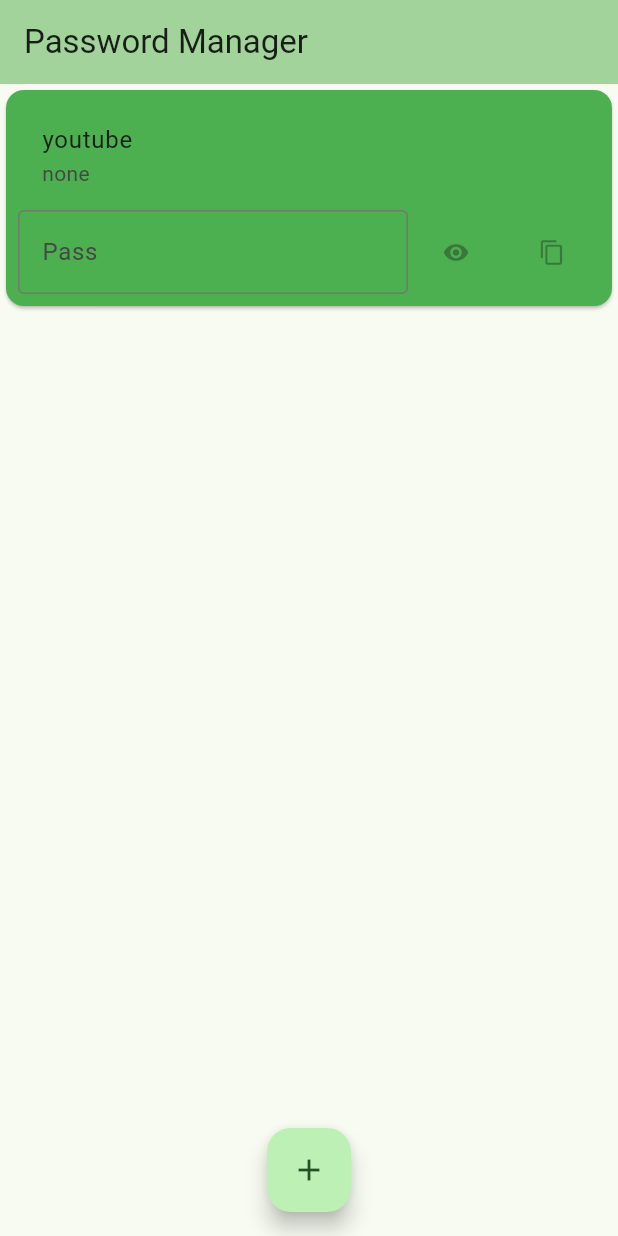
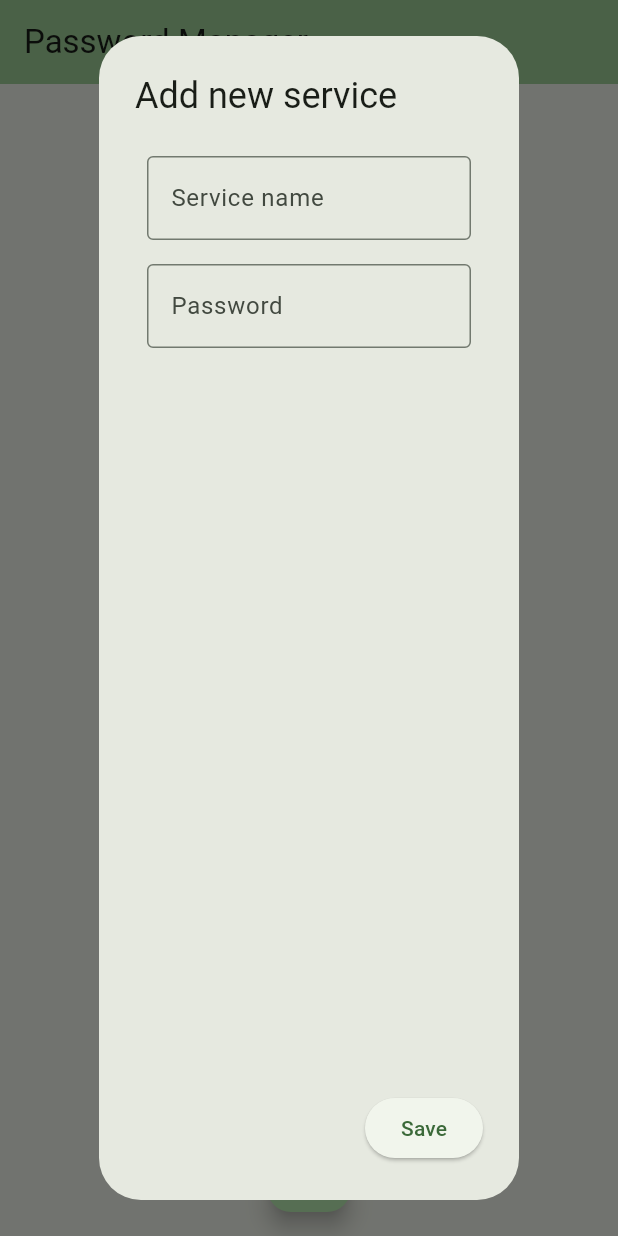
Before and after one commit to Peterkov06/my_password_manager, a Flutter app: the screen it shows after launch, after a tap on the "add" icon, on a phone screen of 412 x 824 dp. Run offline on Flutter 3.47's test engine with Material 2 defaults, Android fonts, the phone set to English and light mode, and no system bars; our stand-ins replace flutter_slidable.

Commit message:
UI for new service and adding new card

```diff
--- a/lib/main.dart
+++ b/lib/main.dart
@@ -1,4 +1,5 @@
 import 'package:flutter/material.dart';
+import 'package:flutter_slidable/flutter_slidable.dart';
 import 'ServiceCard.dart';
 
 void main() {
@@ -34,7 +35,8 @@
 
   addCard()
   {
-    dynamicCards.add(new ServiceCard(currentPassword: 'jani', serviceName: 'youtube', userName: 'none'));
+
+    dynamicCards.add(ServiceCard(currentPassword: 'jani', serviceName: 'youtube', userName: 'none'));
 
     setState(() { });
   }
@@ -49,16 +51,28 @@
       body: ListView.builder(
         itemCount: dynamicCards.length,
         itemBuilder: (context, index) {
-          return Card(
+          return Slidable(
+            direction: Axis.horizontal,
+            endActionPane: const ActionPane(
+              motion: ScrollMotion(),
+              children:[ SlidableAction(
+                onPressed: null,
+                backgroundColor: Color(0xFFFE4A49),
+                foregroundColor: Colors.white,
+                icon: Icons.delete,
+                label: 'Delete',
+              ),]
+
+      ),
+            child: Card(
               color: Colors.green,
               child: Padding(
                 padding: const EdgeInsets.all(8.0),
                 child: Column(
+                  crossAxisAlignment: CrossAxisAlignment.start,
                   children: [
-                  ListTile(
-                    title: Text(dynamicCards[index].serviceName),
-                    subtitle: Text(dynamicCards[index].userName),
-                  ),
+                    Text(dynamicCards[index].serviceName, textScaleFactor: 1.5, textAlign: TextAlign.left,),
+                    Text(dynamicCards[index].userName, textScaleFactor: 1.1, textAlign: TextAlign.left,),
                     const Row(
                     children: [
                       Flexible(
@@ -79,11 +93,42 @@
                   ],
                 ),
               ),
+            ),
           );
         },
       ),
       floatingActionButton: FloatingActionButton(
-        onPressed: addCard,
+        onPressed: () {
+          showDialog(
+            context: context,
+            builder: (context) => AlertDialog(
+            title: Text('Add new service'),
+            content: const Form(
+              child:
+              Column(children: [
+                Padding(
+                  padding: EdgeInsets.all(8.0),
+                  child: Flexible(
+                    child: TextField(
+                    decoration: InputDecoration(hintText: 'Service name', border: OutlineInputBorder()),
+                  ),
+                  ),
+                ),
+                Padding(
+                  padding: EdgeInsets.all(8.0),
+                  child: Flexible(
+                    child: TextField(
+                    decoration: InputDecoration(hintText: 'Password', border: OutlineInputBorder()),
+                  ),
+                  ),
+                ),
+            ],)),
+            actions: [
+              ElevatedButton(onPressed: () { Navigator.pop(context, true); addCard();}, child: const Text('Save'),)
+            ],
+    ));
+
+        },
         child: const Icon(Icons.add),
       ),
       floatingActionButtonLocation: FloatingActionButtonLocation.centerFloat,
--- a/pubspec.yaml
+++ b/pubspec.yaml
@@ -35,6 +35,7 @@ dependencies:
   # The following adds the Cupertino Icons font to your application.
   # Use with the CupertinoIcons class for iOS style icons.
   cupertino_icons: ^1.0.2
+  flutter_slidable: ^3.0.0
 
 dev_dependencies:
   flutter_test:
```
Also changed, not shown: pubspec.lock. Lines whose indentation alone changed are shown as unchanged.
